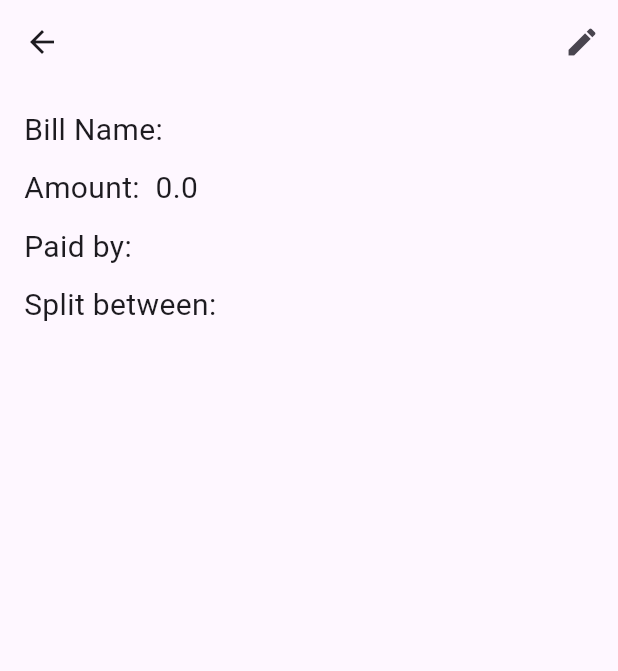
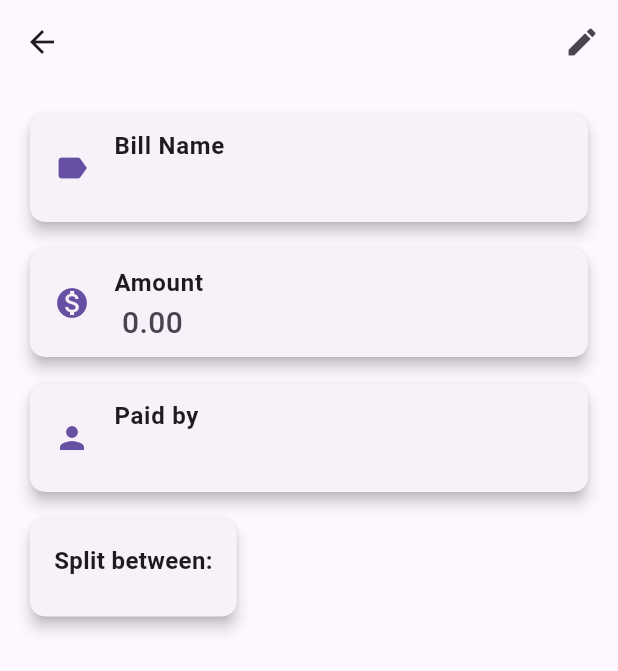
Before and after one commit to th3bill1/splitbill, a Flutter app: the BillScreen screen opened directly with empty values, on a phone screen of 412 x 824 dp. Shown: the top 671 px of the screen. Run offline on Flutter 3.47's test engine with Material 3 defaults, Android fonts, the phone set to English and light mode, and no system bars; our stand-ins replace cloud_firestore, firebase_auth, firebase_core, firebase_storage, flutter_riverpod, image_picker and 1 more; accounts and stored records are empty.

Commit message:
idk if it looks better but tried to enhance bill screen

```diff
--- a/lib/screens/bill_screen.dart
+++ b/lib/screens/bill_screen.dart
@@ -4,6 +4,7 @@ import 'package:splitbill/models/bill.dart';
 import 'package:splitbill/models/billsplit.dart';
 import 'package:splitbill/providers/user_provider.dart';
 import 'package:splitbill/screens/edit_bill_screen.dart';
+import 'package:splitbill/models/user.dart';
 
 class BillScreen extends ConsumerWidget {
   final Bill bill;
@@ -38,28 +39,97 @@ class BillScreen extends ConsumerWidget {
           ),
         ],
       ),
-      body: Padding(
+      body: SingleChildScrollView(
         padding: const EdgeInsets.all(16.0),
         child: Column(
           crossAxisAlignment: CrossAxisAlignment.start,
           children: [
-            Text('Bill Name: ${bill.name}', style: const TextStyle(fontSize: 20)),
+            _buildBillDetailCard(
+              context,
+              title: 'Bill Name',
+              content: bill.name,
+              icon: Icons.label,
+            ),
             const SizedBox(height: 10),
-            Text('Amount: ${bill.currency} ${bill.amount}',
-                style: const TextStyle(fontSize: 20)),
+            _buildBillDetailCard(
+              context,
+              title: 'Amount',
+              content: '${bill.currency} ${bill.amount.toStringAsFixed(2)}',
+              icon: Icons.monetization_on,
+            ),
             const SizedBox(height: 10),
             payer != null
-                ? Text('Paid by: ${payer.name}', style: const TextStyle(fontSize: 20))
+                ? _buildBillDetailCard(
+                    context,
+                    title: 'Paid by',
+                    content: payer.name,
+                    icon: Icons.person,
+                  )
                 : const CircularProgressIndicator(),
             const SizedBox(height: 10),
-            const Text('Split between:', style: TextStyle(fontSize: 20)),
+            _buildSplittersCard(context, splitters),
+          ],
+        ),
+      ),
+    );
+  }
+
+  Widget _buildBillDetailCard(
+    BuildContext context, {
+    required String title,
+    required String content,
+    required IconData icon,
+  }) {
+    return Card(
+      elevation: 4,
+      shape: RoundedRectangleBorder(borderRadius: BorderRadius.circular(10)),
+      child: ListTile(
+        leading: Icon(icon, color: Theme.of(context).primaryColor),
+        title: Text(
+          title,
+          style: const TextStyle(fontSize: 16, fontWeight: FontWeight.bold),
+        ),
+        subtitle: Text(
+          content,
+          style: const TextStyle(fontSize: 20, fontWeight: FontWeight.w500),
+        ),
+      ),
+    );
+  }
+
+  Widget _buildSplittersCard(
+      BuildContext context, List<AsyncValue<User?>> splitters) {
+    return Card(
+      elevation: 4,
+      shape: RoundedRectangleBorder(borderRadius: BorderRadius.circular(10)),
+      child: Padding(
+        padding: const EdgeInsets.all(16.0),
+        child: Column(
+          crossAxisAlignment: CrossAxisAlignment.start,
+          children: [
+            const Text(
+              'Split between:',
+              style: TextStyle(fontSize: 16, fontWeight: FontWeight.bold),
+            ),
             const SizedBox(height: 10),
             ...splitters.map((splitterProvider) {
               return splitterProvider.when(
-                data: (splitter) =>
-                    Text(splitter!.name, style: const TextStyle(fontSize: 18)),
-                loading: () => const CircularProgressIndicator(),
-                error: (error, stack) => const Text('Error loading user'),
+                data: (splitter) => ListTile(
+                  leading: const Icon(Icons.person),
+                  title: Text(
+                    splitter!.name,
+                    style: const TextStyle(
+                        fontSize: 18, fontWeight: FontWeight.w500),
+                  ),
+                ),
+                loading: () => const ListTile(
+                  leading: CircularProgressIndicator(),
+                  title: Text('Loading...'),
+                ),
+                error: (error, stack) => const ListTile(
+                  leading: Icon(Icons.error),
+                  title: Text('Error loading user'),
+                ),
               );
             }),
           ],
```
